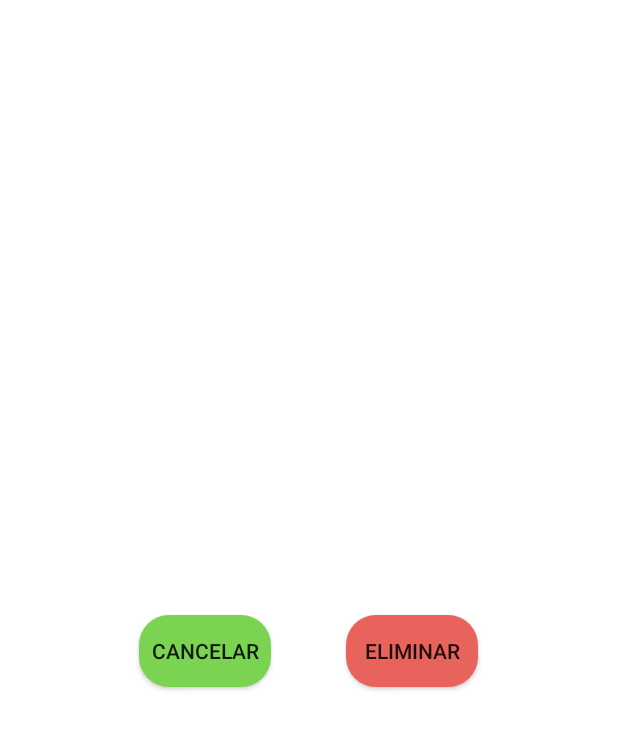
After one commit to pipo2310/Sensors, an Android app: the layout another_view.xml on its own in the app's theme, with its tools: preview values and no code run, on a phone screen of 412 x 824 dp. The commit adds this screen. Shown: the top 729 px of the screen. Run offline under Robolectric (Android 15) with nearby library versions, the phone set to English and light mode, and no system bars.

Commit message:
Add Modify View

```diff
--- /dev/null
+++ b/MyApplication123/app/src/main/res/drawable/boton_rojo.xml
@@ -0,0 +1,14 @@
+<?xml version="1.0" encoding="utf-8"?>
+<selector xmlns:android="http://schemas.android.com/apk/res/android">
+    <item>
+        <shape android:shape="rectangle">
+            <corners
+                android:bottomLeftRadius="20dp"
+                android:topLeftRadius="20dp"
+                android:bottomRightRadius="20dp"
+                android:topRightRadius="20dp"
+                android:radius="10dp"/>
+            <solid android:color="#E8635B"/>
+        </shape>
+    </item>
+</selector>
--- a/MyApplication123/app/src/main/res/layout/activity_main.xml
+++ b/MyApplication123/app/src/main/res/layout/activity_main.xml
@@ -42,6 +42,9 @@
             android:layout_marginBottom="8dp" android:background="#FFFFFF"
             android:ems="10"
             android:inputType="textPersonName" app:layout_constraintBottom_toBottomOf="parent"
+            android:editable="false"
+            android:clickable="false"
+            android:focusable="false"
             app:layout_constraintEnd_toEndOf="parent"
             app:layout_constraintStart_toStartOf="parent" app:layout_constraintTop_toTopOf="parent"
             app:layout_constraintVertical_bias="0.578"/>
--- /dev/null
+++ b/MyApplication123/app/src/main/res/layout/another_view.xml
@@ -0,0 +1,39 @@
+<?xml version="1.0" encoding="utf-8"?>
+<LinearLayout
+        xmlns:android="http://schemas.android.com/apk/res/android"
+        android:id="@+id/linear_layout"
+        android:layout_width="match_parent"
+        android:layout_height="match_parent"
+        android:orientation="vertical"
+        android:background="#FFFFFF"
+        android:padding="20dp">
+    <TextView
+            android:id="@+id/deleteText"
+            android:layout_width="wrap_content"
+            android:layout_height="wrap_content"
+            android:textAppearance="@style/Base.TextAppearance.AppCompat.Medium"/>
+
+    <LinearLayout android:layout_width="match_parent" android:layout_height="20sp"></LinearLayout>
+
+    <LinearLayout android:layout_width="match_parent" android:layout_height="match_parent"
+                  android:gravity="center"
+                  android:orientation="horizontal">
+        <Button
+                android:id="@+id/button_cancela"
+                android:layout_width="wrap_content"
+                android:layout_height="wrap_content"
+                android:background="@drawable/boton"
+                android:text="Cancelar"
+        />
+        <View android:layout_width="50sp" android:layout_height="0sp"
+        ></View>
+        <Button
+                android:id="@+id/button_elimina"
+                android:layout_width="wrap_content"
+                android:layout_height="wrap_content"
+                android:background="@drawable/boton_rojo"
+                android:text="Eliminar"
+        />
+
+    </LinearLayout>
+</LinearLayout>
```
Also changed, not shown: MyApplication123/app/src/main/java/com/example/myapplication123/MainActivity.kt (+9 -0 lines), MyApplication123/app/src/main/java/com/example/myapplication123/modificarSensores.kt (+8 -0 lines), MyApplication123/app/src/main/java/com/example/myapplication123/vistaSensores.kt (+25 -1 lines).
